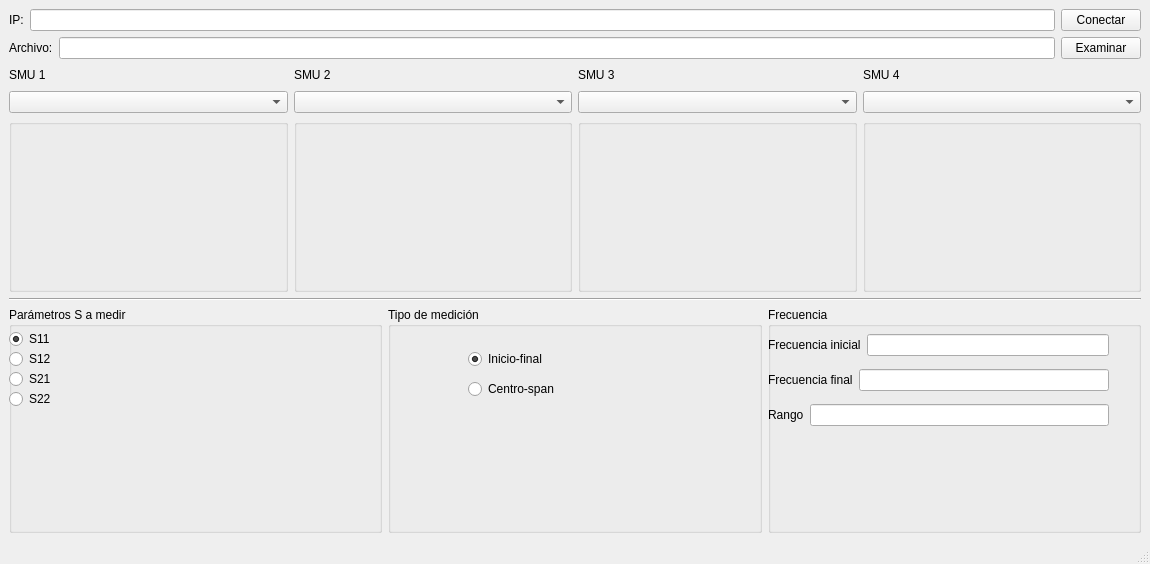
Above: ui/Keithley.ui from jsantos17/Tesis before the change. Below: the same form after it.
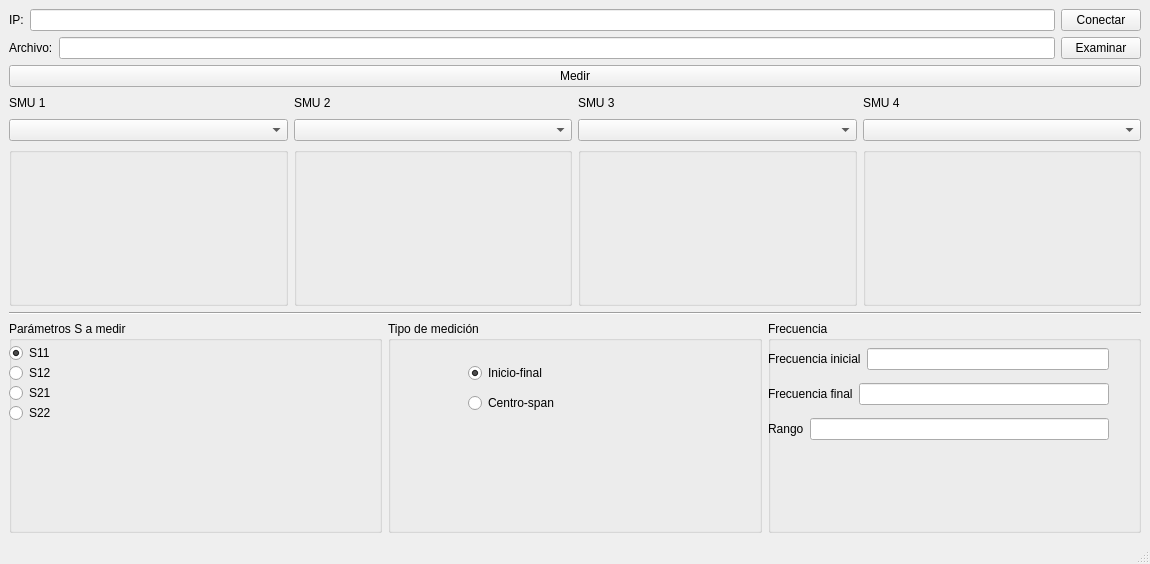
That is the form after the change.

Commit message: Class hierarchy start

What changed in the file:
```diff
--- a/ui/Keithley.ui
+++ b/ui/Keithley.ui
@@ -21,7 +21,7 @@
   </property>
   <widget class="QWidget" name="centralwidget">
    <layout class="QGridLayout" name="gridLayout">
-    <item row="3" column="0">
+    <item row="4" column="0">
      <layout class="QHBoxLayout" name="bottom_layout">
       <item>
        <widget class="QGroupBox" name="s_groupbox">
@@ -263,7 +263,7 @@
       </item>
      </layout>
     </item>
-    <item row="1" column="0">
+    <item row="2" column="0">
      <layout class="QHBoxLayout" name="mainLayout">
       <item>
        <layout class="QVBoxLayout" name="smu1_layout">
@@ -405,13 +405,20 @@
       </item>
      </layout>
     </item>
-    <item row="2" column="0">
+    <item row="3" column="0">
      <widget class="Line" name="line">
       <property name="orientation">
        <enum>Qt::Horizontal</enum>
       </property>
      </widget>
     </item>
+    <item row="1" column="0">
+     <widget class="QPushButton" name="measure_button">
+      <property name="text">
+       <string>Medir</string>
+      </property>
+     </widget>
+    </item>
    </layout>
   </widget>
   <widget class="QStatusBar" name="statusbar"/>
```
Left out of the diff: 2 changed lines with no effect on the pictures. The commit also changes 7 other files.
